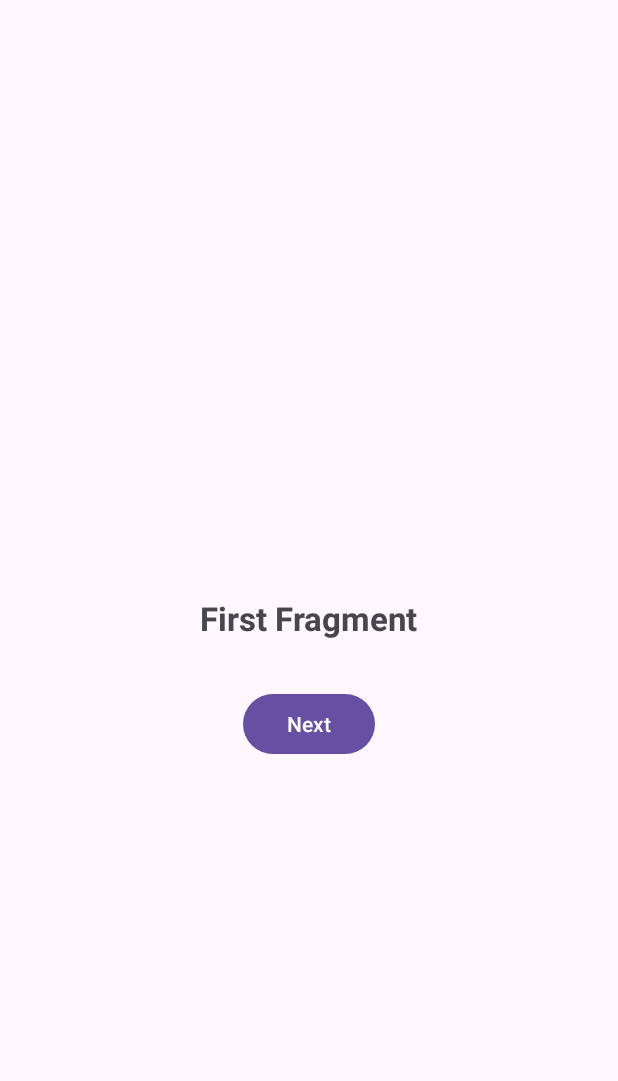
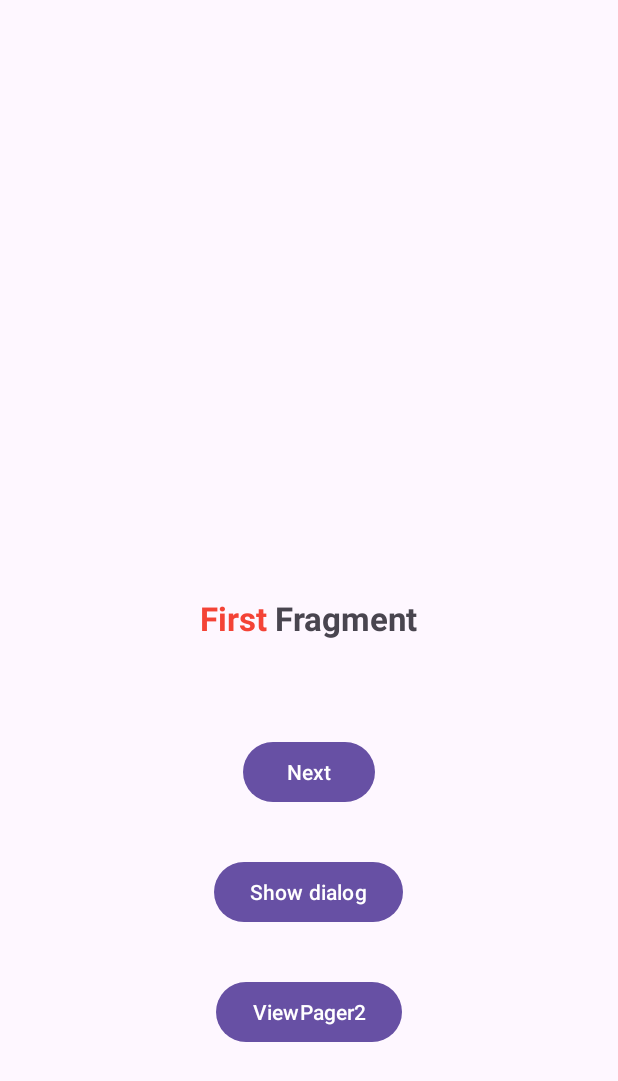
Before and after one commit to phuongkma219/SampleDemo, an Android app: the screen it shows after launch (MainActivity), on a phone screen of 412 x 824 dp. Shown: the top 1081 px of the screen. Run offline under Robolectric (Android 15) with nearby library versions, the phone set to English and light mode, and no system bars; our stand-ins replace data binding.

```diff
--- a/app/src/main/java/com/dev/sample/demo/MainActivity.kt
+++ b/app/src/main/java/com/dev/sample/demo/MainActivity.kt
@@ -13,7 +13,7 @@ class MainActivity : AppCompatActivity() {
         supportFragmentManager.commit {
                 val firstFragment = FirstFragment()
                 replace(R.id.fmContainter, firstFragment)
-                addToBackStack(null)
+                addToBackStack("FirstFragment")
         }
     }
 }
--- a/app/src/main/java/com/dev/sample/demo/fragment/FirstFragment.kt
+++ b/app/src/main/java/com/dev/sample/demo/fragment/FirstFragment.kt
@@ -1,14 +1,28 @@
 package com.dev.sample.demo.fragment
 
 import android.os.Bundle
+import android.text.Spannable
+import android.text.SpannableString
+import android.text.Spanned
+import android.text.TextPaint
+import android.text.method.LinkMovementMethod
+import android.text.style.ClickableSpan
+import android.text.style.ForegroundColorSpan
 import android.util.Log
 import androidx.fragment.app.Fragment
 import android.view.LayoutInflater
 import android.view.View
 import android.view.ViewGroup
+import android.widget.TextView
+import androidx.annotation.ColorRes
+import androidx.core.content.ContextCompat
+import androidx.core.os.bundleOf
 import androidx.fragment.app.commit
+import androidx.fragment.app.setFragmentResult
 import com.dev.sample.demo.R
 import com.dev.sample.demo.databinding.FragmentFirstBinding
+import com.dev.sample.demo.fragment.dialog.CustomDialog
+import com.dev.sample.demo.fragment.viewpager.CollectionDemoFragment
 
 class FirstFragment : Fragment() {
     private lateinit var binding: FragmentFirstBinding
@@ -17,6 +31,26 @@ class FirstFragment : Fragment() {
         savedInstanceState: Bundle?
     ): View? {
         binding = FragmentFirstBinding.inflate(layoutInflater)
+        binding.tvContent.text = ""
+        val text = "First Fragment"
+        val spannable = SpannableString(text)
+        val onClick = object : ClickableSpan(){
+            override fun onClick(widget: View) {
+                Log.e(TAG, "onClick: 123123", )
+            }
+
+            override fun updateDrawState(ds: TextPaint) {
+                super.updateDrawState(ds)
+                ds.isUnderlineText = false
+                ds.color = ContextCompat.getColor(requireContext(),R.color.red)
+            }
+
+        }
+        spannable.setSpan(onClick, 0, 5, Spanned.SPAN_INCLUSIVE_EXCLUSIVE)
+
+        binding.tvContent.setText(spannable, TextView.BufferType.SPANNABLE)
+        binding.tvContent.movementMethod = LinkMovementMethod.getInstance()
+
         binding.btnNext.setOnClickListener {
             binding.tvContent.text = "Test Fragment"
             parentFragmentManager.commit {
@@ -26,8 +60,28 @@ class FirstFragment : Fragment() {
                     R.anim.fade_in, // popEnter
                     R.anim.slide_out // popExit
                 )
-                add(R.id.fmContainter,SecondFragment())
-                addToBackStack(TAG)
+                replace(R.id.fmContainter,SecondFragment())
+                val result = "Result"
+                setFragmentResult("requestKey", bundleOf("bundleKey" to result))
+                addToBackStack(null)
+            }
+        }
+
+        binding.btnDialog.setOnClickListener {
+            val dialog = CustomDialog()
+            dialog.show(parentFragmentManager,"TAG")
+        }
+
+        binding.btnPager.setOnClickListener {
+            parentFragmentManager.commit {
+                setCustomAnimations(
+                    R.anim.slide_in, // enter
+                    R.anim.fade_out, // exit
+                    R.anim.fade_in, // popEnter
+                    R.anim.slide_out // popExit
+                )
+                replace(R.id.fmContainter, CollectionDemoFragment())
+                addToBackStack(null)
             }
         }
         return binding.root
@@ -46,4 +100,13 @@ class FirstFragment : Fragment() {
     companion object{
          const val TAG = "FirstFragment"
     }
+
+    fun TextView.append(string: String?, @ColorRes color: Int){
+        string?.let {
+            val spannable = SpannableString(string)
+            spannable.setSpan(ForegroundColorSpan(ContextCompat.getColor(context,color))
+            ,0, spannable.length,Spannable.SPAN_INCLUSIVE_EXCLUSIVE)
+            append(spannable)
+        }
+    }
 }
--- a/app/src/main/java/com/dev/sample/demo/fragment/ThirdFragment.kt
+++ b/app/src/main/java/com/dev/sample/demo/fragment/ThirdFragment.kt
@@ -20,7 +20,7 @@ class ThirdFragment : Fragment() {
             parentFragmentManager.popBackStack()
         }
         binding.btnNext.setOnClickListener{
-            parentFragmentManager.popBackStack(FirstFragment.TAG,FragmentManager.POP_BACK_STACK_INCLUSIVE)
+            parentFragmentManager.popBackStack(FirstFragment.TAG,0)
         }
         return binding.root
     }
--- a/app/src/main/res/layout/fragment_first.xml
+++ b/app/src/main/res/layout/fragment_first.xml
@@ -25,15 +25,39 @@
             app:layout_constraintEnd_toEndOf="parent"
             android:text="First Fragment" />
 
-        <Button
-            android:id="@+id/btnNext"
-            android:layout_width="wrap_content"
+        <LinearLayout
+            android:layout_width="match_parent"
             android:layout_height="wrap_content"
-            android:text="Next"
+            android:orientation="vertical"
             android:layout_marginTop="32dp"
+            android:gravity="center"
             app:layout_constraintStart_toStartOf="parent"
             app:layout_constraintEnd_toEndOf="parent"
-            app:layout_constraintTop_toBottomOf="@id/tvContent"/>
+            app:layout_constraintTop_toBottomOf="@id/tvContent">
+            <Button
+                android:id="@+id/btnNext"
+                android:layout_width="wrap_content"
+                android:layout_height="wrap_content"
+                android:layout_marginTop="32dp"
+                android:text="Next"/>
+
+            <Button
+                android:id="@+id/btnDialog"
+                android:layout_width="wrap_content"
+                android:layout_height="wrap_content"
+                android:text="Show dialog"
+                android:layout_marginTop="32dp"/>
+
+            <Button
+                android:id="@+id/btnPager"
+                android:layout_width="wrap_content"
+                android:layout_height="wrap_content"
+                android:text="ViewPager2"
+                android:layout_marginTop="32dp"/>
+        </LinearLayout>
+
+
+
 
     </androidx.constraintlayout.widget.ConstraintLayout>
 </layout>
--- a/app/src/main/res/values/colors.xml
+++ b/app/src/main/res/values/colors.xml
@@ -2,4 +2,7 @@
 <resources>
     <color name="black">#FF000000</color>
     <color name="white">#FFFFFFFF</color>
+    <color name="red">#F44336</color>
+    <color name="green">#4CAF50</color>
+
 </resources>
```
Also changed, not shown: app/src/main/java/com/dev/sample/demo/fragment/SecondFragment.kt (+9 -1 lines), app/src/main/java/com/dev/sample/demo/fragment/dialog/CustomDialog.kt (added, +29 -0 lines), app/src/main/java/com/dev/sample/demo/fragment/viewpager/CollectionDemoFragment.kt (added, +23 -0 lines), app/src/main/java/com/dev/sample/demo/fragment/viewpager/DemoCollectionAdapter.kt (added, +13 -0 lines), app/src/main/java/com/dev/sample/demo/fragment/viewpager/DemoFragment.kt (added, +46 -0 lines), app/src/main/res/layout/collection_demo.xml (added, +27 -0 lines), app/src/main/res/layout/custom_dialog_layout.xml (added, +54 -0 lines), app/src/main/res/layout/fragment_demo.xml (added, +17 -0 lines), 1 other file.
